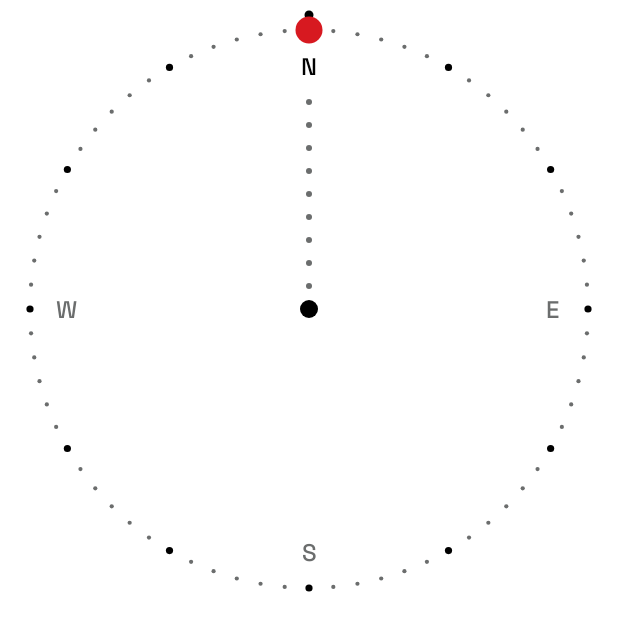
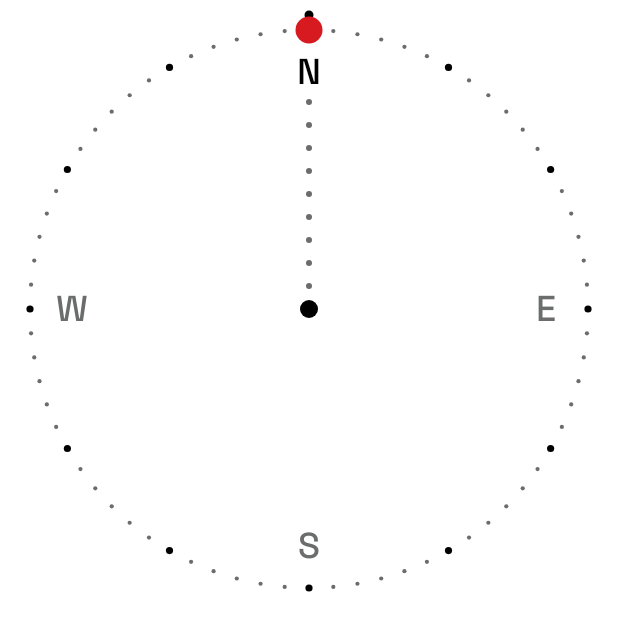
Before and after one commit to syafiq-dev/mari-solat, an Android app built with Jetpack Compose: the composable Dial called with empty values, on a phone screen of 412 x 824 dp. Shown: the top 631 px of the screen. Run offline under Robolectric (Android 15) with nearby library versions, the phone set to English and light mode, and no system bars; pictures from the network do not load.

Commit message:
Make compass N/E/S/W letters 50% larger

```diff
--- a/app/src/main/java/dev/syafiq/solat/ui/QiblaScreen.kt
+++ b/app/src/main/java/dev/syafiq/solat/ui/QiblaScreen.kt
@@ -147,8 +147,8 @@ private fun Dial(heading: Float, bearing: Float, aligned: Boolean) {
             }
             listOf("N" to 0f, "E" to 90f, "S" to 180f, "W" to 270f).forEach { (label, deg) ->
                 val a = Math.toRadians(deg - 90.0)
-                val rr = r - 32.dp.toPx()
-                val layout = measurer.measure(label, TextStyle(fontFamily = SansFont, fontWeight = FontWeight.Medium, fontSize = 16.sp, color = if (label == "N") c.fg else c.dim))
+                val rr = r - 36.dp.toPx() // inset so the larger letters clear the tick ring
+                val layout = measurer.measure(label, TextStyle(fontFamily = SansFont, fontWeight = FontWeight.Medium, fontSize = 24.sp, color = if (label == "N") c.fg else c.dim))
                 val p = Offset(center.x + rr * cos(a).toFloat(), center.y + rr * sin(a).toFloat())
                 rotate(-rot, p) { // keep letters upright
                     drawText(layout, topLeft = Offset(p.x - layout.size.width / 2f, p.y - layout.size.height / 2f))
```
